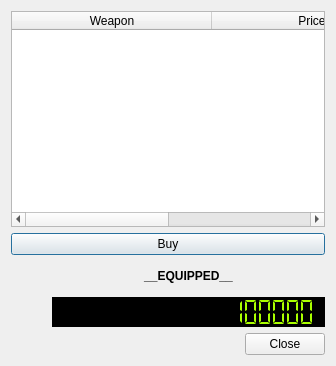
Qt form dopewars/templates/store_dialog.ui (wizzomafizzo/dopewars) before a commit.
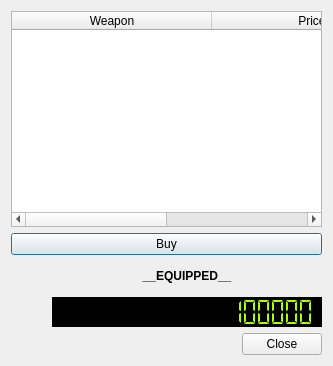
The same form after that commit. Icons and pictures are not drawn.

What changed in the file:
```diff
--- a/dopewars/templates/store_dialog.ui
+++ b/dopewars/templates/store_dialog.ui
@@ -6,7 +6,7 @@
    <rect>
     <x>0</x>
     <y>0</y>
-    <width>336</width>
+    <width>333</width>
     <height>366</height>
    </rect>
   </property>
```
Left out of the diff: 6 changed lines with no effect on the pictures.
